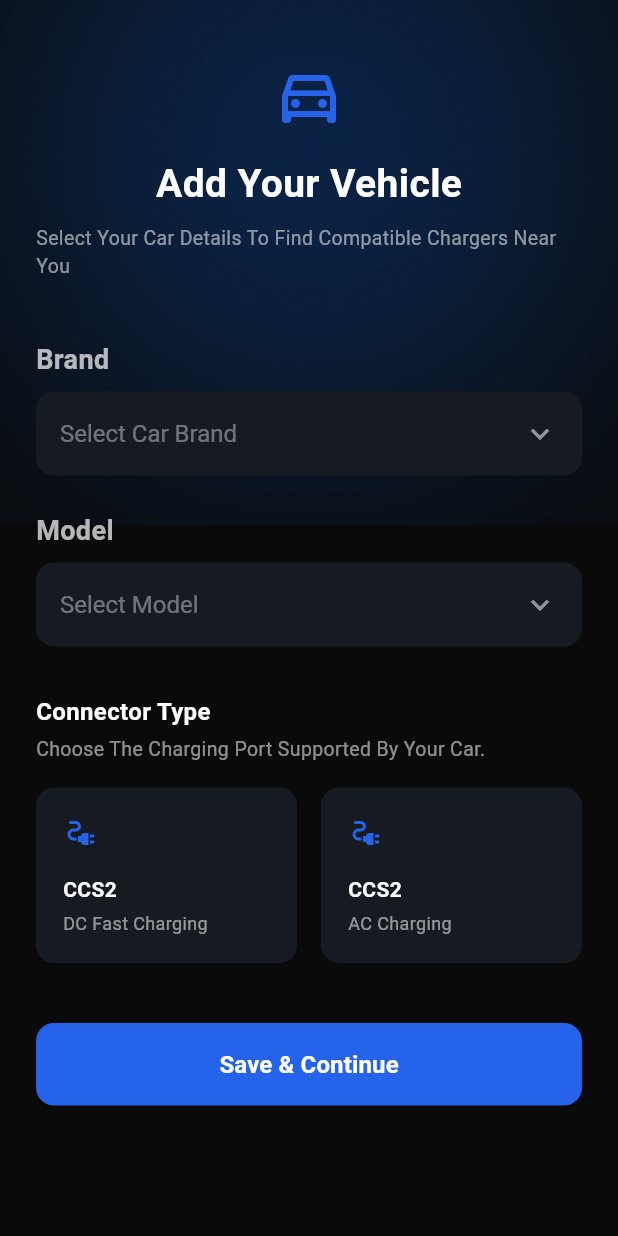
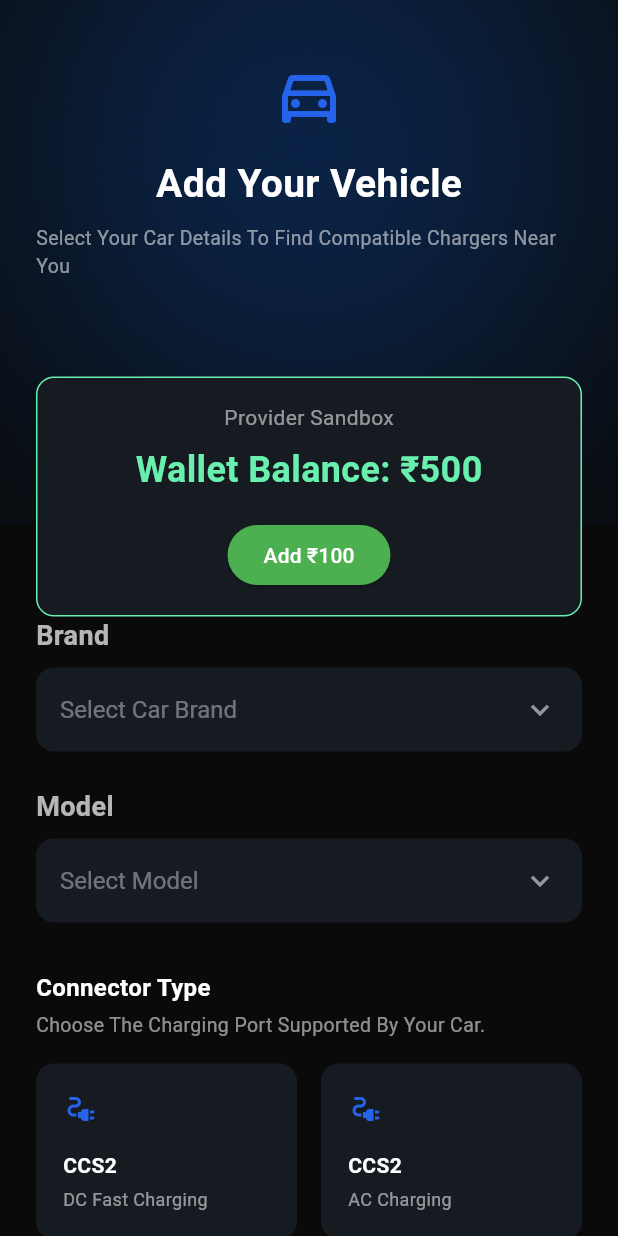
Before and after one commit to anupamdattaiitr01/EV_Charging_platform, a Flutter app: the home_page screen opened directly, on a phone screen of 412 x 824 dp. Run offline on Flutter 3.47's test engine with Material 3 defaults, Android fonts, the light colour scheme and no system bars; our stand-ins replace firebase_auth, firebase_core, firebase_database, intl_phone_field, pinput, shared_preferences; accounts and stored records are empty.

Commit message:
Provider Test done

```diff
--- a/lib/home_page.dart
+++ b/lib/home_page.dart
@@ -1,6 +1,8 @@
 import 'package:flutter/material.dart';
 import 'package:shared_preferences/shared_preferences.dart';
 import 'package:multi_page_ev_charge/dash_board.dart';
+import 'package:provider/provider.dart';
+import 'wallet_provider.dart';
 
 class home_page extends StatefulWidget {
   const home_page({super.key, required this.title});
@@ -33,6 +35,7 @@ class _home_pageState extends State<home_page> {
 
   @override
   Widget build(BuildContext context) {
+    print ("Built function is called for the home page");
     return Scaffold(
       backgroundColor: const Color(0xFF0A0A0A),
       body: Stack(
@@ -88,6 +91,48 @@ class _home_pageState extends State<home_page> {
                       ),
                     ),
                     const SizedBox(height: 40),
+
+                    const SizedBox(height: 24),
+                    Container(
+                      width: double.infinity,
+                      padding: const EdgeInsets.all(16),
+                      decoration: BoxDecoration(
+                        color: const Color(0xFF161B22),
+                        borderRadius: BorderRadius.circular(12),
+                        border: Border.all(color: Colors.greenAccent, width: 1),
+                      ),
+                      child: Column(
+                        children: [
+                          const Text("Provider Sandbox", style: TextStyle(color: Colors.white54)),
+                          const SizedBox(height: 8),
+
+
+                          Consumer<WalletProvider>(
+                            builder: (context, wallet, child) {
+                              print ('Cosumer reload!');
+                              return Text(
+                                "Wallet Balance: ₹${wallet.balance}",
+                                style: const TextStyle(
+                                    fontSize: 24,
+                                    color: Colors.greenAccent,
+                                    fontWeight: FontWeight.bold
+                                ),
+                              );
+                            },
+                          ),
+                          const SizedBox(height: 16),
+
+
+                          ElevatedButton(
+                            onPressed: () {
+                              Provider.of<WalletProvider>(context, listen: false).addFunds(100);
+                            },
+                            style: ElevatedButton.styleFrom(backgroundColor: Colors.green),
+                            child: const Text("Add ₹100", style: TextStyle(color: Colors.white)),
+                          ),
+                        ],
+                      ),
+                    ),
 
                     const Text(
                         "Brand",
--- a/lib/main.dart
+++ b/lib/main.dart
@@ -1,6 +1,8 @@
 import 'package:flutter/material.dart';
 import 'package:multi_page_ev_charge/getstarted_page.dart';
 import 'firebase_options.dart';
+import 'wallet_provider.dart';
+import 'package:provider/provider.dart';
 import 'package:firebase_core/firebase_core.dart';
 
 void main() async {
@@ -19,7 +21,12 @@ void main() async {
   await Firebase.initializeApp(
     options: DefaultFirebaseOptions.currentPlatform,
   );
-  runApp(const MyApp());
+  runApp(
+    ChangeNotifierProvider(
+      create: (context) => WalletProvider(),
+      child: const MyApp(),
+    ), // Closes ChangeNotifierProvider
+  );
 }
 
 class MyApp extends StatelessWidget {
--- /dev/null
+++ b/lib/wallet_provider.dart
@@ -0,0 +1,17 @@
+import 'package:flutter/material.dart';
+
+class WalletProvider extends ChangeNotifier {
+  // 1. The hidden data
+  int _balance = 500;
+
+  // 2. A safe way for the UI to read the data
+  int get balance => _balance;
+
+  // 3. The action function
+  void addFunds(int amount) {
+    _balance += amount;
+
+    // THE MEGAPHONE: This tells all listening widgets to redraw immediately!
+    notifyListeners();
+  }
+}
--- a/pubspec.yaml
+++ b/pubspec.yaml
@@ -40,6 +40,7 @@ dependencies:
   firebase_core: ^4.15.0
   firebase_auth: ^6.7.0
   firebase_database: ^12.6.0
+  provider: ^6.1.5+1
 
 dev_dependencies:
   flutter_test:
```
Also changed, not shown: lib/otp_page.dart (+5 -2 lines), pubspec.lock.
